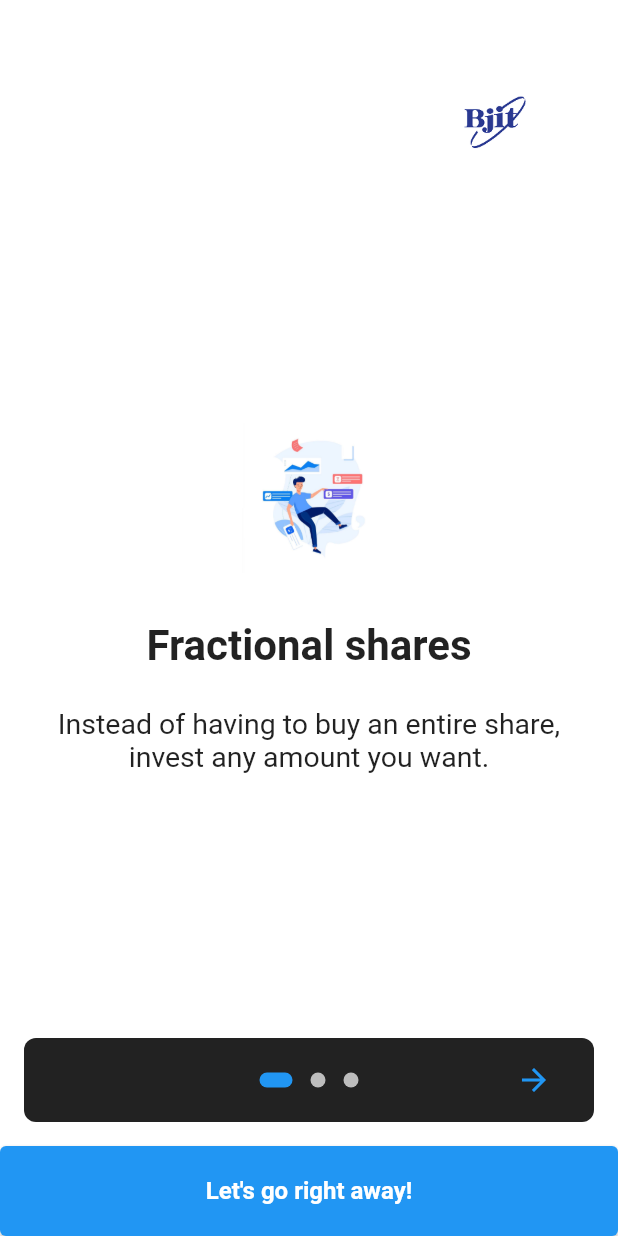
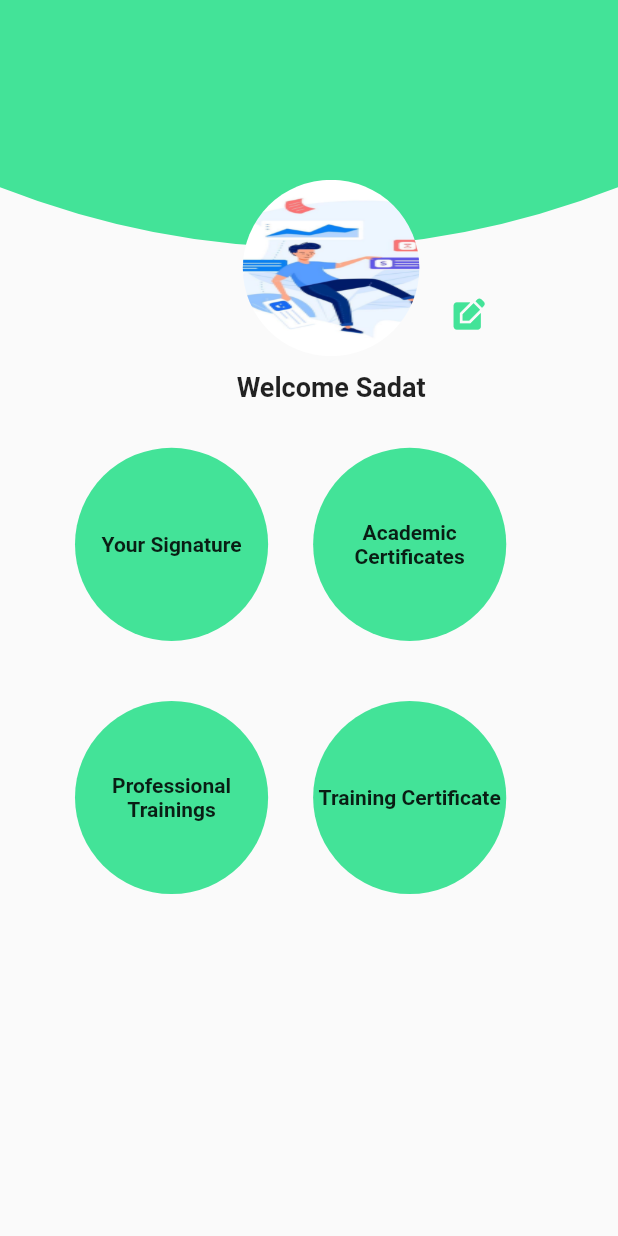
Before and after one commit to BJIT-RnD/HRIS, a Flutter app: the screen it shows after launch, on a phone screen of 412 x 824 dp. Run offline on Flutter 3.47's test engine with Material 2 defaults, Android fonts, the phone set to English and light mode, and no system bars; drawn by our look-alikes of introduction_screen; our stand-ins replace firebase_core, firebase_messaging, flutter_local_notifications, get, image_picker, location and 2 more; accounts and stored records are empty.

Commit message:
Profile page UI Design.

```diff
--- /dev/null
+++ b/lib/components/rectangle_with_ellipse.dart
@@ -0,0 +1,48 @@
+import 'package:flutter/material.dart';
+import 'package:navigation_demo/utils/colors/app_color.dart';
+
+class RectangleWithEllipse extends StatelessWidget {
+  @override
+  Widget build(BuildContext context) {
+    final height = MediaQuery.of(context).size.height;
+    return Container(
+      child: Stack(
+        children: [
+          Opacity(
+            opacity: 1,
+            child: ClipPath(
+              clipper: WaveClipper(),
+              child: Container(
+                color: AppColor.primaryColor,
+                height: height / 5,
+              ),
+            ),
+          ),
+        ],
+      ),
+    );
+  }
+}
+
+class WaveClipper extends CustomClipper<Path> {
+  @override
+  bool shouldReclip(covariant CustomClipper<Path> oldClipper) {
+    throw UnimplementedError();
+  }
+
+  @override
+  Path getClip(Size size) {
+    var path = new Path();
+    path.lineTo(0, size.height - 40);
+
+    var firstStart = Offset(size.width / 2, size.height + 40);
+    var firstEnd = Offset(size.width, size.height - 40);
+
+    path.quadraticBezierTo(
+        firstStart.dx, firstStart.dy, firstEnd.dx, firstEnd.dy);
+
+    path.lineTo(size.width, 0);
+    path.close();
+    return path;
+  }
+}
--- /dev/null
+++ b/lib/components/rounded_button.dart
@@ -0,0 +1,29 @@
+import 'package:flutter/material.dart';
+import 'package:navigation_demo/utils/colors/app_color.dart';
+
+class RoundedButton extends StatelessWidget {
+  final String text;
+  const RoundedButton({super.key, required this.text});
+
+  @override
+  Widget build(BuildContext context) {
+    final shapeSize = MediaQuery.of(context).size.width;
+    return Container(
+      height: shapeSize / 3.2,
+      width: shapeSize / 3.2,
+      decoration: const BoxDecoration(
+        shape: BoxShape.circle,
+        color: AppColor.primaryColor,
+      ),
+      child: Center(
+        child: Text(
+          text,
+          textAlign: TextAlign.center,
+          style: const TextStyle(
+            fontWeight: FontWeight.bold,
+          ),
+        ),
+      ),
+    );
+  }
+}
--- a/lib/main.dart
+++ b/lib/main.dart
@@ -2,7 +2,9 @@
 
 import 'package:flutter/material.dart';
 import 'package:get/get.dart';
+import 'package:navigation_demo/components/rectangle_with_ellipse.dart';
 import 'package:navigation_demo/firebase_api/firebase_api.dart';
+import 'package:navigation_demo/view/profile_view.dart';
 import '../onboarding/onboarding_page.dart';
 import 'package:firebase_core/firebase_core.dart';
 import 'package:flutter/services.dart';
@@ -29,7 +31,9 @@ class App extends StatelessWidget {
       title: 'Introduction screen',
       debugShowCheckedModeBanner: false,
       theme: ThemeData(primarySwatch: Colors.blue),
-      home: OnBoardingPage(),
+      home: const Scaffold(
+        body: ProfileView(),
+      ),
     );
   }
 }
--- /dev/null
+++ b/lib/utils/colors/app_color.dart
@@ -0,0 +1,5 @@
+import 'package:flutter/material.dart';
+
+class AppColor {
+  static const Color primaryColor = Color.fromARGB(255, 67, 227, 152);
+}
--- /dev/null
+++ b/lib/view/profile_view.dart
@@ -0,0 +1,94 @@
+import 'package:flutter/material.dart';
+import 'package:navigation_demo/components/rectangle_with_ellipse.dart';
+import 'package:navigation_demo/components/rounded_button.dart';
+import 'package:navigation_demo/utils/colors/app_color.dart';
+
+class ProfileView extends StatelessWidget {
+  const ProfileView({super.key});
+
+  @override
+  Widget build(BuildContext context) {
+    final profileImagePosition = MediaQuery.of(context).size;
+    return Column(
+      mainAxisSize: MainAxisSize.min,
+      children: [
+        Stack(
+          children: [
+            RectangleWithEllipse(),
+            Padding(
+              padding: EdgeInsets.only(
+                top: profileImagePosition.height / 5 - 45,
+                left: profileImagePosition.width / 4,
+              ),
+              child: Column(
+                mainAxisSize: MainAxisSize.min,
+                children: [
+                  Container(
+                      height: profileImagePosition.width / 3.5,
+                      width: profileImagePosition.height / 3.5,
+                      decoration: const BoxDecoration(
+                        image: DecorationImage(
+                          image: AssetImage('assets/img1.jpg'),
+                          fit: BoxFit.fill,
+                        ),
+                        shape: BoxShape.circle,
+                      ),
+                      child: const Padding(
+                        padding: EdgeInsets.all(15.0),
+                        child: Align(
+                          alignment: Alignment.bottomRight,
+                          child: Icon(
+                            Icons.edit_square,
+                            color: AppColor.primaryColor,
+                          ),
+                        ),
+                      )),
+                  const SizedBox(
+                    height: 10,
+                  ),
+                  const Text(
+                    'Welcome Sadat',
+                    style: TextStyle(
+                      fontWeight: FontWeight.bold,
+                      fontSize: 18,
+                    ),
+                  ),
+                ],
+              ),
+            ),
+          ],
+        ),
+        const SizedBox(
+          height: 30,
+        ),
+        const Padding(
+          padding: EdgeInsets.symmetric(horizontal: 50),
+          child: Row(
+            children: [
+              RoundedButton(text: 'Your Signature'),
+              SizedBox(
+                width: 30,
+              ),
+              RoundedButton(text: 'Academic Certificates'),
+            ],
+          ),
+        ),
+        const SizedBox(
+          height: 40,
+        ),
+        const Padding(
+          padding: EdgeInsets.symmetric(horizontal: 50),
+          child: Row(
+            children: [
+              RoundedButton(text: 'Professional Trainings'),
+              SizedBox(
+                width: 30,
+              ),
+              RoundedButton(text: 'Training Certificate'),
+            ],
+          ),
+        ),
+      ],
+    );
+  }
+}
--- a/pubspec.yaml
+++ b/pubspec.yaml
@@ -67,7 +67,7 @@ flutter:
 
   # To add assets to your application, add an assets section, like this:
   assets:
-      - assets/
+    - assets/
   #   - images/a_dot_burr.jpeg
   #   - images/a_dot_ham.jpeg
 
```
